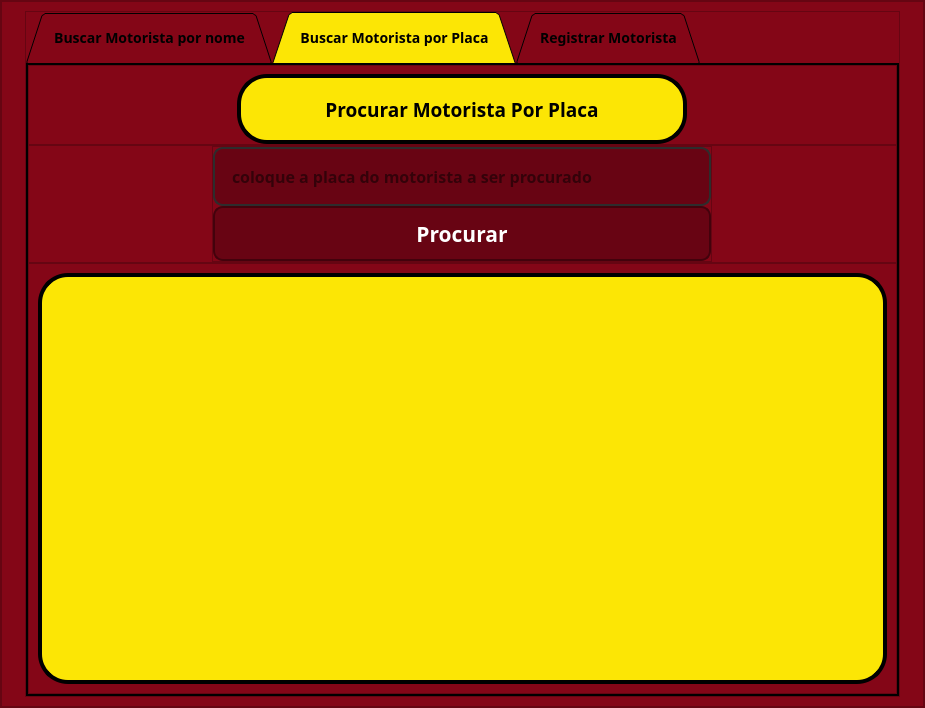
The window that src/views/gui_main.ui (AlissonTxD/Gerenciador_de_Motoristas_MVC_PYQT) describes before a commit, drawn with Qt 5.
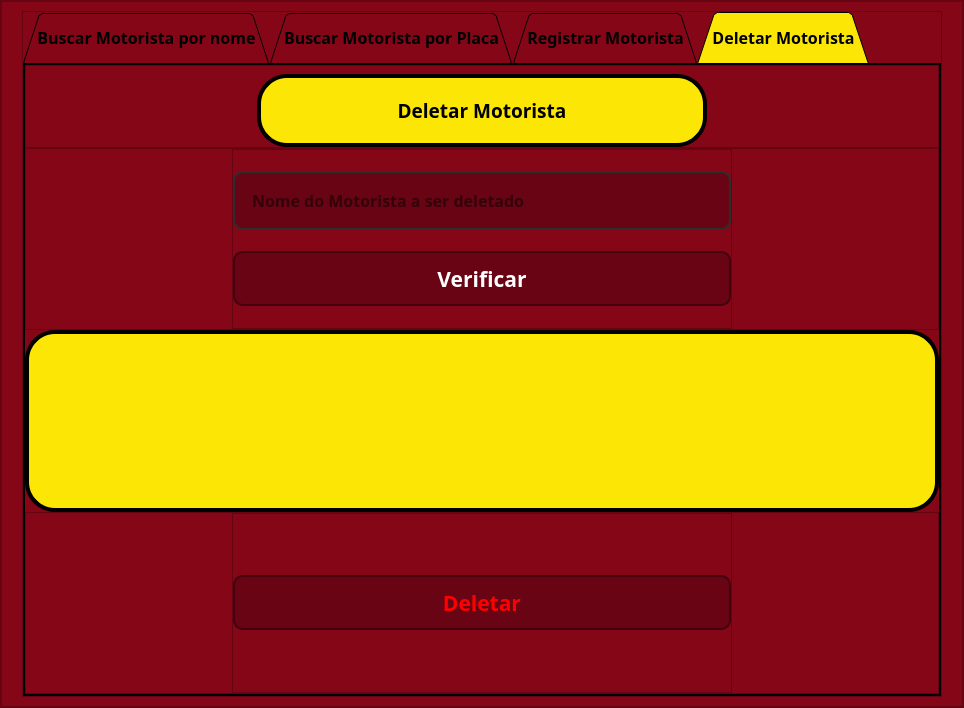
The same window after the commit. Icons and pictures are not drawn.

What changed in the file:
```diff
--- a/src/views/gui_main.ui
+++ b/src/views/gui_main.ui
@@ -6,7 +6,7 @@
    <rect>
     <x>0</x>
     <y>0</y>
-    <width>925</width>
+    <width>964</width>
     <height>708</height>
    </rect>
   </property>
@@ -93,7 +93,7 @@
            <widget class="QFrame" name="tab_frame">
             <property name="maximumSize">
              <size>
-              <width>875</width>
+              <width>920</width>
               <height>16777215</height>
              </size>
             </property>
@@ -139,7 +139,6 @@
                 <string notr="true">QTabBar::tab {
     border: 5px solid black;
     padding: 10px;
-    font-size: 14px;
     color: black;
 border: 4px solid black;
 }
@@ -170,7 +169,7 @@
                 <enum>QTabWidget::Triangular</enum>
                </property>
                <property name="currentIndex">
-                <number>1</number>
+                <number>3</number>
                </property>
                <property name="iconSize">
                 <size>
@@ -179,7 +178,7 @@
                 </size>
                </property>
                <property name="tabBarAutoHide">
-                <bool>false</bool>
+                <bool>true</bool>
                </property>
                <widget class="QWidget" name="tab_buscar_nome">
                 <attribute name="title">
@@ -1139,6 +1138,396 @@
                  </item>
                 </layout>
                </widget>
+               <widget class="QWidget" name="tab_deletar">
+                <property name="styleSheet">
+                 <string notr="true"/>
+                </property>
+                <attribute name="title">
+                 <string>Deletar Motorista</string>
+                </attribute>
+                <layout class="QVBoxLayout" name="verticalLayout_14">
+                 <property name="spacing">
+                  <number>0</number>
+                 </property>
+                 <property name="leftMargin">
+                  <number>0</number>
+                 </property>
+                 <property name="topMargin">
+                  <number>0</number>
+                 </property>
+                 <property name="rightMargin">
+                  <number>0</number>
+                 </property>
+                 <property name="bottomMargin">
+                  <number>0</number>
+                 </property>
+                 <item>
+                  <widget class="QFrame" name="frame_17">
+                   <property name="maximumSize">
+                    <size>
+                     <width>16777215</width>
+                     <height>83</height>
+                    </size>
+                   </property>
+                   <property name="styleSheet">
+                    <string notr="true">background-color: rgb(132, 6, 23);</string>
+                   </property>
+                   <property name="frameShape">
+                    <enum>QFrame::StyledPanel</enum>
+                   </property>
+                   <property name="frameShadow">
+                    <enum>QFrame::Raised</enum>
+                   </property>
+                   <layout class="QHBoxLayout" name="horizontalLayout_9">
+                    <property name="spacing">
+                     <number>0</number>
+                    </property>
+                    <property name="leftMargin">
+                     <number>0</number>
+                    </property>
+                    <property name="topMargin">
+                     <number>8</number>
+                    </property>
+                    <property name="rightMargin">
+                     <number>0</number>
+                    </property>
+                    <property name="bottomMargin">
+                     <number>0</number>
+                    </property>
+                    <item>
+                     <widget class="QLabel" name="label_4">
+                      <property name="maximumSize">
+                       <size>
+                        <width>450</width>
+                        <height>80</height>
+                       </size>
+                      </property>
+                      <property name="font">
+                       <font>
+                        <family>Arial Black</family>
+                        <pointsize>14</pointsize>
+                        <weight>75</weight>
+                        <bold>true</bold>
+                       </font>
+                      </property>
+                      <property name="styleSheet">
+                       <string notr="true">background-color: rgb(252, 230, 5);
+border: 4px solid rgb(0, 0, 0);
+border-radius: 30px;
+color: rgb(0, 0, 0);</string>
+                      </property>
+                      <property name="text">
+                       <string>Deletar Motorista</string>
+                      </property>
+                      <property name="alignment">
+                       <set>Qt::AlignCenter</set>
+                      </property>
+                     </widget>
+                    </item>
+                   </layout>
+                  </widget>
+                 </item>
+                 <item>
+                  <widget class="QFrame" name="frame_18">
+                   <property name="maximumSize">
+                    <size>
+                     <width>16777215</width>
+                     <height>500</height>
+                    </size>
+                   </property>
+                   <property name="styleSheet">
+                    <string notr="true">background-color: rgb(132, 6, 23);</string>
+                   </property>
+                   <property name="frameShape">
+                    <enum>QFrame::StyledPanel</enum>
+                   </property>
+                   <property name="frameShadow">
+                    <enum>QFrame::Raised</enum>
+                   </property>
+                   <layout class="QHBoxLayout" name="horizontalLayout_10" stretch="0">
+                    <property name="spacing">
+                     <number>0</number>
+                    </property>
+                    <property name="leftMargin">
+                     <number>0</number>
+                    </property>
+                    <property name="topMargin">
+                     <number>0</number>
+                    </property>
+                    <property name="rightMargin">
+                     <number>0</number>
+                    </property>
+                    <property name="bottomMargin">
+                     <number>0</number>
+                    </property>
+                    <item>
+                     <widget class="QFrame" name="frame_19">
+                      <property name="maximumSize">
+                       <size>
+                        <width>500</width>
+                        <height>16777215</height>
+                       </size>
+                      </property>
+                      <property name="styleSheet">
+                       <string notr="true">background-color: rgb(132, 6, 23);</string>
+                      </property>
+                      <property name="frameShape">
+                       <enum>QFrame::StyledPanel</enum>
+                      </property>
+                      <property name="frameShadow">
+                       <enum>QFrame::Raised</enum>
+                      </property>
+                      <layout class="QVBoxLayout" name="verticalLayout_12">
+                       <property name="spacing">
+                        <number>0</number>
+                       </property>
+                       <property name="leftMargin">
+                        <number>0</number>
+                       </property>
+                       <property name="topMargin">
+                        <number>0</number>
+                       </property>
+                       <property name="rightMargin">
+                        <number>0</number>
+                       </property>
+                       <property name="bottomMargin">
+                        <number>0</number>
+                       </property>
+                       <item>
+                        <widget class="QLineEdit" name="input_type_register_2">
+                         <property name="font">
+                          <font>
+                           <family>Arial Black</family>
+                           <pointsize>12</pointsize>
+                           <weight>75</weight>
+                           <bold>true</bold>
+                          </font>
+                         </property>
+                         <property name="styleSheet">
+                          <string notr="true">QLineEdit {
+border: 2px solid rgb(45, 45, 45);
+border-radius: 10px;
+padding: 15px;
+background-color: rgb(104, 4, 19);
+}
+
+QLineEdit:hover {
+border: 2px solid rgb(45, 45, 45);
+background-color: rgb(114, 14, 29);
+}
+
+QLineEdit:focus {
+border: 2px solid rgb(252, 230, 5);
+background-color: rgb(114, 14, 29);
+color: rgb(255, 255, 255)
+}
+</string>
+                         </property>
+                         <property name="placeholderText">
+                          <string>Nome do Motorista a ser deletado</string>
+                         </property>
+                        </widget>
+                       </item>
+                       <item>
+                        <widget class="QPushButton" name="register_btn_2">
+                         <property name="minimumSize">
+                          <size>
+                           <width>0</width>
+                           <height>55</height>
+                          </size>
+                         </property>
+                         <property name="font">
+                          <font>
+                           <family>Arial Black</family>
+                           <pointsize>16</pointsize>
+                           <weight>75</weight>
+                           <bold>true</bold>
+                          </font>
+                         </property>
+                         <property name="styleSheet">
+                          <string notr="true">QPushButton{
+background-color: rgb(104, 4, 19);
+border: 2px solid rgb(67, 2, 12);
+border-radius: 10px;
+color: rgb(255, 255, 255);
+}
+
+
+QPushButton:hover{
+background-color: rgb(114, 4, 19);
+border: 2px solid rgb(77, 12, 22);
+}
+
+QPushButton:pressed{
+background-color: rgb(252, 230, 5);
+border: 2px solid rgb(57, 0, 2);
+color: rgb(0, 0, 0)
+}
+
+QPushButton:disabled {
+background-color: #cccccc; /* Cinza */
+ border: 2px solid #999999;
+color: #666666; /* Texto cinza escuro */
+}
+</string>
+                         </property>
+                         <property name="text">
+                          <string>Verificar</string>
+                         </property>
+                        </widget>
+                       </item>
+                      </layout>
+                     </widget>
+                    </item>
+                   </layout>
+                  </widget>
+                 </item>
+                 <item>
+                  <widget class="QLabel" name="label_register_2">
+                   <property name="font">
+                    <font>
+                     <family>Arial Black</family>
+                     <pointsize>14</pointsize>
+                     <weight>75</weight>
+                     <bold>true</bold>
+                    </font>
+                   </property>
+                   <property name="styleSheet">
+                    <string notr="true">background-color: rgb(252, 230, 5);
+border: 4px solid rgb(0, 0, 0);
+border-radius: 30px;
+color: rgb(0, 0, 0);</string>
+                   </property>
+                   <property name="text">
+                    <string>&lt;html&gt;&lt;head/&gt;&lt;body&gt;&lt;p&gt;&lt;br/&gt;&lt;/p&gt;&lt;p&gt;&lt;br/&gt;&lt;/p&gt;&lt;/body&gt;&lt;/html&gt;</string>
+                   </property>
+                   <property name="alignment">
+                    <set>Qt::AlignCenter</set>
+                   </property>
+                  </widget>
+                 </item>
+                 <item>
+                  <widget class="QFrame" name="frame_20">
+                   <property name="maximumSize">
+                    <size>
+                     <width>16777215</width>
+                     <height>500</height>
+                    </size>
+                   </property>
+                   <property name="styleSheet">
+                    <string notr="true">background-color: rgb(132, 6, 23);</string>
+                   </property>
+                   <property name="frameShape">
+                    <enum>QFrame::StyledPanel</enum>
+                   </property>
+                   <property name="frameShadow">
+                    <enum>QFrame::Raised</enum>
+                   </property>
+                   <layout class="QHBoxLayout" name="horizontalLayout_11" stretch="0">
+                    <property name="spacing">
+                     <number>0</number>
+                    </property>
+                    <property name="leftMargin">
+                     <number>0</number>
+                    </property>
+                    <property name="topMargin">
+                     <number>0</number>
+                    </property>
+                    <property name="rightMargin">
+                     <number>0</number>
+                    </property>
+                    <property name="bottomMargin">
+                     <number>0</number>
+                    </property>
+                    <item>
+                     <widget class="QFrame" name="frame_21">
+                      <property name="maximumSize">
+                       <size>
+                        <width>500</width>
+                        <height>16777215</height>
+                       </size>
+                      </property>
+                      <property name="styleSheet">
+                       <string notr="true">background-color: rgb(132, 6, 23);</string>
+                      </property>
+                      <property name="frameShape">
+                       <enum>QFrame::StyledPanel</enum>
+                      </property>
+                      <property name="frameShadow">
+                       <enum>QFrame::Raised</enum>
+                      </property>
+                      <layout class="QVBoxLayout" name="verticalLayout_13">
+                       <property name="spacing">
+                        <number>0</number>
+                       </property>
+                       <property name="leftMargin">
+                        <number>0</number>
+                       </property>
+                       <property name="topMargin">
+                        <number>0</number>
+                       </property>
+                       <property name="rightMargin">
+                        <number>0</number>
+                       </property>
+                       <property name="bottomMargin">
+                        <number>0</number>
+                       </property>
+                       <item>
+                        <widget class="QPushButton" name="register_btn_3">
+                         <property name="minimumSize">
+                          <size>
+                           <width>0</width>
+                           <height>55</height>
+                          </size>
+                         </property>
+                         <property name="font">
+                          <font>
+                           <family>Arial Black</family>
+                           <pointsize>16</pointsize>
+                           <weight>75</weight>
+                           <bold>true</bold>
+                          </font>
+                         </property>
+                         <property name="styleSheet">
+                          <string notr="true">QPushButton{
+background-color: rgb(104, 4, 19);
+border: 2px solid rgb(67, 2, 12);
+border-radius: 10px;
+color: rgb(255, 0, 0);
+}
+
+
+QPushButton:hover{
+background-color: rgb(114, 4, 19);
+border: 2px solid rgb(77, 12, 22);
+}
+
+QPushButton:pressed{
+background-color: rgb(252, 230, 5);
+border: 2px solid rgb(57, 0, 2);
+color: rgb(0, 0, 0)
+}
+
+QPushButton:disabled {
+background-color: #cccccc;
+ border: 2px solid #999999;
+color: rgb(255, 0, 0);
+}
+</string>
+                         </property>
+                         <property name="text">
+                          <string>Deletar</string>
+                         </property>
+                        </widget>
+                       </item>
+                      </layout>
+                     </widget>
+                    </item>
+                   </layout>
+                  </widget>
+                 </item>
+                </layout>
+               </widget>
               </widget>
              </item>
             </layout>
```
Left out of the diff: 2 changed lines with no effect on the pictures.
